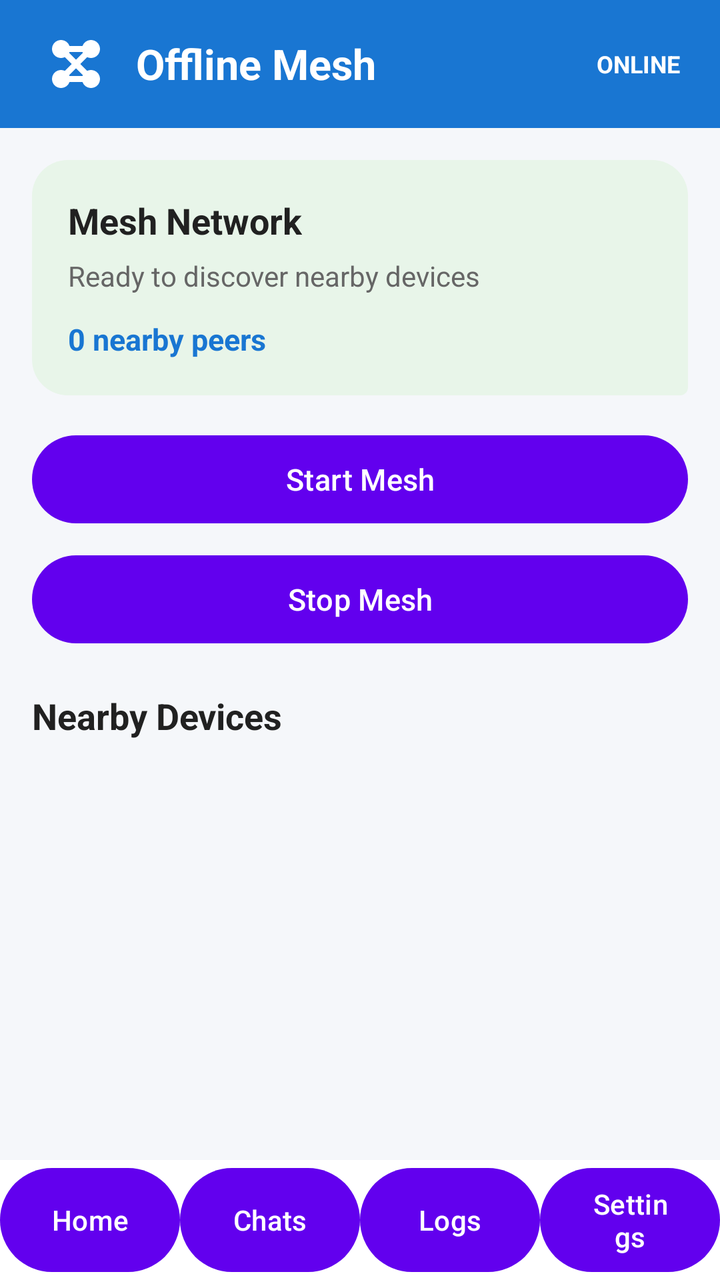
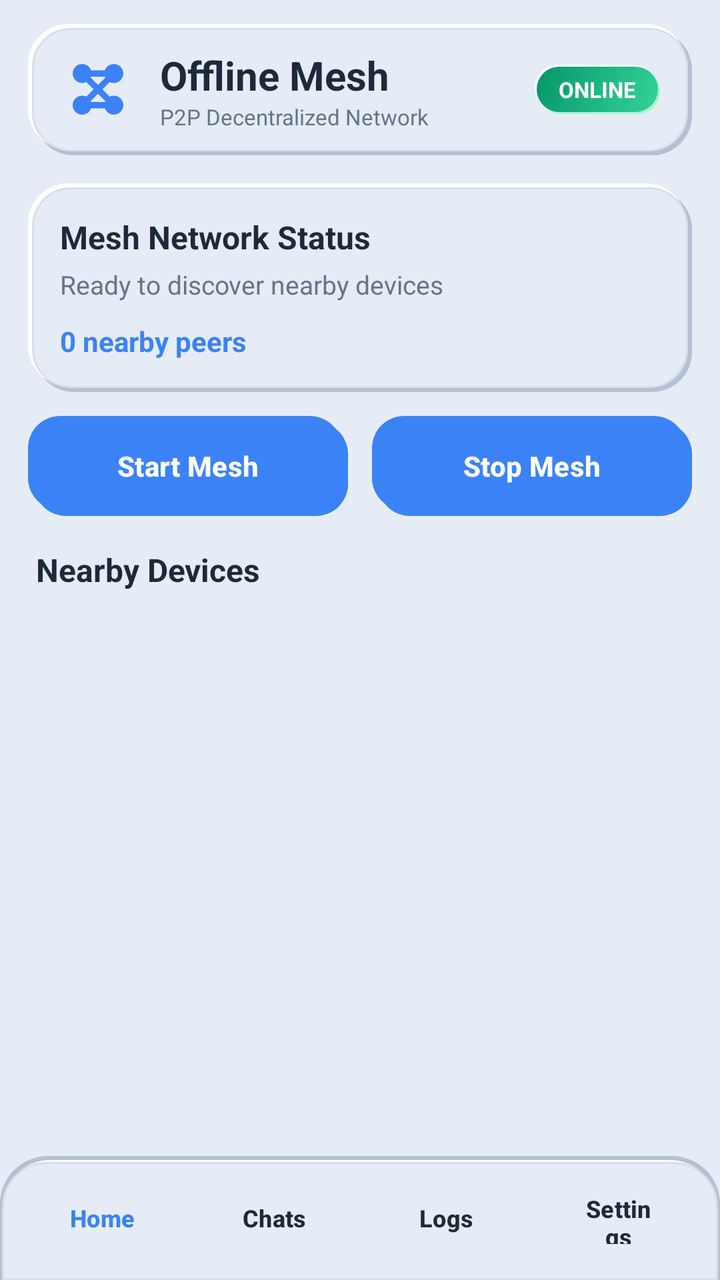

Screens rendered from an Android XML layout before and after an edit, with the pre-edit source and the edit as a unified diff.
<!-- AndroidManifest.xml: application theme Theme.OMC -->
<!-- res/layout/activity_home.xml -->
<?xml version="1.0" encoding="utf-8"?>
<LinearLayout xmlns:android="http://schemas.android.com/apk/res/android"
    android:layout_width="match_parent"
    android:layout_height="match_parent"
    android:orientation="vertical"
    android:background="#F5F7FA">

    
    <LinearLayout
        android:layout_width="match_parent"
        android:layout_height="64dp"
        android:orientation="horizontal"
        android:gravity="center_vertical"
        android:paddingStart="20dp"
        android:paddingEnd="20dp"
        android:background="#1976D2">

        <ImageView
            android:layout_width="36dp"
            android:layout_height="36dp"
            android:src="@drawable/ic_mesh"
            android:contentDescription="Mesh"
            android:tint="#FFFFFF" />

        <TextView
            android:layout_width="0dp"
            android:layout_height="wrap_content"
            android:layout_weight="1"
            android:layout_marginStart="12dp"
            android:text="Offline Mesh"
            android:textColor="#FFFFFF"
            android:textSize="21sp"
            android:textStyle="bold" />

        <TextView
            android:id="@+id/statusText"
            android:layout_width="wrap_content"
            android:layout_height="wrap_content"
            android:text="ONLINE"
            android:textColor="#FFFFFF"
            android:textSize="12sp"
            android:textStyle="bold" />

    </LinearLayout>

    
    <LinearLayout
        android:layout_width="match_parent"
        android:layout_height="wrap_content"
        android:layout_margin="16dp"
        android:padding="18dp"
        android:orientation="vertical"
        android:background="@drawable/bg_message">

        <TextView
            android:layout_width="wrap_content"
            android:layout_height="wrap_content"
            android:text="Mesh Network"
            android:textColor="#212121"
            android:textSize="18sp"
            android:textStyle="bold" />

        <TextView
            android:id="@+id/meshStatusText"
            android:layout_width="wrap_content"
            android:layout_height="wrap_content"
            android:layout_marginTop="6dp"
            android:text="Ready to discover nearby devices"
            android:textColor="#666666"
            android:textSize="14sp" />

        <TextView
            android:id="@+id/peerCountText"
            android:layout_width="wrap_content"
            android:layout_height="wrap_content"
            android:layout_marginTop="12dp"
            android:text="0 nearby peers"
            android:textColor="#1976D2"
            android:textSize="15sp"
            android:textStyle="bold" />

    </LinearLayout>

    
    <Button
        android:id="@+id/startMeshButton"
        android:layout_width="match_parent"
        android:layout_height="52dp"
        android:layout_marginStart="16dp"
        android:layout_marginEnd="16dp"
        android:text="Start Mesh"
        android:textSize="15sp" />

    <Button
        android:id="@+id/stopMeshButton"
        android:layout_width="match_parent"
        android:layout_height="52dp"
        android:layout_marginStart="16dp"
        android:layout_marginTop="8dp"
        android:layout_marginEnd="16dp"
        android:text="Stop Mesh"
        android:textSize="15sp" />

    
    <TextView
        android:layout_width="match_parent"
        android:layout_height="wrap_content"
        android:layout_marginStart="16dp"
        android:layout_marginTop="20dp"
        android:layout_marginEnd="16dp"
        android:text="Nearby Devices"
        android:textColor="#212121"
        android:textSize="18sp"
        android:textStyle="bold" />

    <androidx.recyclerview.widget.RecyclerView
        android:id="@+id/peersRecyclerView"
        android:layout_width="match_parent"
        android:layout_height="0dp"
        android:layout_weight="1"
        android:layout_marginTop="8dp"
        android:padding="8dp" />

    
    <LinearLayout
        android:layout_width="match_parent"
        android:layout_height="60dp"
        android:orientation="horizontal"
        android:gravity="center"
        android:background="#FFFFFF">

        <Button
            android:id="@+id/homeButton"
            android:layout_width="0dp"
            android:layout_height="match_parent"
            android:layout_weight="1"
            android:text="Home" />

        <Button
            android:id="@+id/chatsButton"
            android:layout_width="0dp"
            android:layout_height="match_parent"
            android:layout_weight="1"
            android:text="Chats" />

        <Button
            android:id="@+id/logsButton"
            android:layout_width="0dp"
            android:layout_height="match_parent"
            android:layout_weight="1"
            android:text="Logs" />

        <Button
            android:id="@+id/settingsButton"
            android:layout_width="0dp"
            android:layout_height="match_parent"
            android:layout_weight="1"
            android:text="Settings" />

    </LinearLayout>

</LinearLayout>
<!-- resources referenced by this layout -->
<resources>
  <!-- drawable bg_message (drawable) -->
  <?xml version="1.0" encoding="utf-8"?>
  <shape xmlns:android="http://schemas.android.com/apk/res/android"
      android:shape="rectangle">
  
      <solid android:color="#E8F5E9" />
  
      <corners
          android:topLeftRadius="18dp"
          android:topRightRadius="18dp"
          android:bottomLeftRadius="18dp"
          android:bottomRightRadius="4dp" />
  
      <padding
          android:left="14dp"
          android:top="10dp"
          android:right="14dp"
          android:bottom="10dp" />
  
  </shape>
  <style name="Theme.OMC" parent="Theme.Material3.DayNight.NoActionBar">
          <item name="colorPrimary">@color/purple_500</item>
          <item name="colorPrimaryVariant">@color/purple_700</item>
          <item name="colorOnPrimary">@color/white</item>
          <item name="colorSecondary">@color/teal_200</item>
          <item name="colorSecondaryVariant">@color/teal_700</item>
          <item name="colorOnSecondary">@color/black</item>
      </style>
  <color name="purple_500">#FF6200EE</color>
  <color name="purple_700">#FF3700B3</color>
  <color name="white">#FFFFFFFF</color>
  <color name="teal_200">#FF03DAC5</color>
  <color name="teal_700">#FF018786</color>
  <color name="black">#FF000000</color>
  <!-- unchanged entries left out for length: 1 -->
</resources>

<!-- the commit's change to res/layout/activity_home.xml (unified diff, before → after) -->
@@ -3,114 +3,158 @@
     android:layout_width="match_parent"
     android:layout_height="match_parent"
     android:orientation="vertical"
-    android:background="#F5F7FA">
-
-    
-    <LinearLayout
-        android:layout_width="match_parent"
-        android:layout_height="64dp"
+    android:background="@color/neu_background">
+
+    
+    <LinearLayout
+        android:layout_width="match_parent"
+        android:layout_height="wrap_content"
         android:orientation="horizontal"
         android:gravity="center_vertical"
-        android:paddingStart="20dp"
-        android:paddingEnd="20dp"
-        android:background="#1976D2">
+        android:layout_marginStart="14dp"
+        android:layout_marginEnd="14dp"
+        android:layout_marginTop="12dp"
+        android:layout_marginBottom="8dp"
+        android:paddingStart="16dp"
+        android:paddingTop="12dp"
+        android:paddingEnd="16dp"
+        android:paddingBottom="12dp"
+        android:background="@drawable/bg_neu_card">
 
         <ImageView
-            android:layout_width="36dp"
-            android:layout_height="36dp"
+            android:layout_width="38dp"
+            android:layout_height="38dp"
             android:src="@drawable/ic_mesh"
             android:contentDescription="Mesh"
-            android:tint="#FFFFFF" />
-
-        <TextView
+            android:tint="@color/neu_primary" />
+
+        <LinearLayout
             android:layout_width="0dp"
             android:layout_height="wrap_content"
             android:layout_weight="1"
             android:layout_marginStart="12dp"
-            android:text="Offline Mesh"
-            android:textColor="#FFFFFF"
-            android:textSize="21sp"
-            android:textStyle="bold" />
+            android:orientation="vertical">
+
+            <TextView
+                android:layout_width="wrap_content"
+                android:layout_height="wrap_content"
+                android:text="Offline Mesh"
+                android:textColor="@color/neu_text_primary"
+                android:textSize="20sp"
+                android:textStyle="bold" />
+
+            <TextView
+                android:layout_width="wrap_content"
+                android:layout_height="wrap_content"
+                android:text="P2P Decentralized Network"
+                android:textColor="@color/neu_text_secondary"
+                android:textSize="11sp" />
+
+        </LinearLayout>
 
         <TextView
             android:id="@+id/statusText"
             android:layout_width="wrap_content"
             android:layout_height="wrap_content"
+            android:paddingStart="12dp"
+            android:paddingTop="5dp"
+            android:paddingEnd="12dp"
+            android:paddingBottom="5dp"
+            android:background="@drawable/bg_neu_pill_green"
             android:text="ONLINE"
             android:textColor="#FFFFFF"
-            android:textSize="12sp"
-            android:textStyle="bold" />
-
-    </LinearLayout>
-
-    
-    <LinearLayout
-        android:layout_width="match_parent"
-        android:layout_height="wrap_content"
-        android:layout_margin="16dp"
-        android:padding="18dp"
+            android:textSize="11sp"
+            android:textStyle="bold" />
+
+    </LinearLayout>
+
+    
+    <LinearLayout
+        android:layout_width="match_parent"
+        android:layout_height="wrap_content"
+        android:layout_marginStart="14dp"
+        android:layout_marginEnd="14dp"
+        android:layout_marginTop="6dp"
+        android:layout_marginBottom="8dp"
+        android:padding="16dp"
         android:orientation="vertical"
-        android:background="@drawable/bg_message">
-
-        <TextView
-            android:layout_width="wrap_content"
-            android:layout_height="wrap_content"
-            android:text="Mesh Network"
-            android:textColor="#212121"
-            android:textSize="18sp"
+        android:background="@drawable/bg_neu_card">
+
+        <TextView
+            android:layout_width="wrap_content"
+            android:layout_height="wrap_content"
+            android:text="Mesh Network Status"
+            android:textColor="@color/neu_text_primary"
+            android:textSize="16sp"
             android:textStyle="bold" />
 
         <TextView
             android:id="@+id/meshStatusText"
             android:layout_width="wrap_content"
             android:layout_height="wrap_content"
-            android:layout_marginTop="6dp"
+            android:layout_marginTop="4dp"
             android:text="Ready to discover nearby devices"
-            android:textColor="#666666"
-            android:textSize="14sp" />
+            android:textColor="@color/neu_text_secondary"
+            android:textSize="13sp" />
 
         <TextView
             android:id="@+id/peerCountText"
             android:layout_width="wrap_content"
             android:layout_height="wrap_content"
-            android:layout_marginTop="12dp"
+            android:layout_marginTop="10dp"
             android:text="0 nearby peers"
-            android:textColor="#1976D2"
-            android:textSize="15sp"
-            android:textStyle="bold" />
-
-    </LinearLayout>
-
-    
-    <Button
-        android:id="@+id/startMeshButton"
-        android:layout_width="match_parent"
-        android:layout_height="52dp"
-        android:layout_marginStart="16dp"
-        android:layout_marginEnd="16dp"
-        android:text="Start Mesh"
-        android:textSize="15sp" />
-
-    <Button
-        android:id="@+id/stopMeshButton"
-        android:layout_width="match_parent"
-        android:layout_height="52dp"
-        android:layout_marginStart="16dp"
+            android:textColor="@color/neu_primary"
+            android:textSize="14sp"
+            android:textStyle="bold" />
+
+    </LinearLayout>
+
+    
+    <LinearLayout
+        android:layout_width="match_parent"
+        android:layout_height="wrap_content"
+        android:orientation="horizontal"
+        android:layout_marginStart="14dp"
+        android:layout_marginEnd="14dp"
+        android:layout_marginTop="4dp"
+        android:layout_marginBottom="8dp">
+
+        <Button
+            android:id="@+id/startMeshButton"
+            android:layout_width="0dp"
+            android:layout_height="50dp"
+            android:layout_weight="1"
+            android:layout_marginEnd="6dp"
+            android:background="@drawable/bg_neu_button_primary"
+            android:text="Start Mesh"
+            android:textColor="#FFFFFF"
+            android:textSize="14sp"
+            android:textStyle="bold" />
+
+        <Button
+            android:id="@+id/stopMeshButton"
+            android:layout_width="0dp"
+            android:layout_height="50dp"
+            android:layout_weight="1"
+            android:layout_marginStart="6dp"
+            android:background="@drawable/bg_neu_button_danger"
+            android:text="Stop Mesh"
+            android:textColor="#FFFFFF"
+            android:textSize="14sp"
+            android:textStyle="bold" />
+
+    </LinearLayout>
+
+    
+    <TextView
+        android:layout_width="match_parent"
+        android:layout_height="wrap_content"
+        android:layout_marginStart="18dp"
         android:layout_marginTop="8dp"
-        android:layout_marginEnd="16dp"
-        android:text="Stop Mesh"
-        android:textSize="15sp" />
-
-    
-    <TextView
-        android:layout_width="match_parent"
-        android:layout_height="wrap_content"
-        android:layout_marginStart="16dp"
-        android:layout_marginTop="20dp"
-        android:layout_marginEnd="16dp"
+        android:layout_marginEnd="18dp"
         android:text="Nearby Devices"
-        android:textColor="#212121"
-        android:textSize="18sp"
+        android:textColor="@color/neu_text_primary"
+        android:textSize="16sp"
         android:textStyle="bold" />
 
     <androidx.recyclerview.widget.RecyclerView
@@ -118,44 +162,68 @@
         android:layout_width="match_parent"
         android:layout_height="0dp"
         android:layout_weight="1"
-        android:layout_marginTop="8dp"
-        android:padding="8dp" />
-
-    
-    <LinearLayout
-        android:layout_width="match_parent"
-        android:layout_height="60dp"
+        android:layout_marginTop="4dp"
+        android:paddingStart="8dp"
+        android:paddingEnd="8dp"
+        android:clipToPadding="false" />
+
+    
+    <LinearLayout
+        android:layout_width="match_parent"
+        android:layout_height="62dp"
         android:orientation="horizontal"
         android:gravity="center"
-        android:background="#FFFFFF">
+        android:paddingStart="8dp"
+        android:paddingEnd="8dp"
+        android:background="@drawable/bg_neu_nav_dock">
 
         <Button
             android:id="@+id/homeButton"
             android:layout_width="0dp"
-            android:layout_height="match_parent"
-            android:layout_weight="1"
-            android:text="Home" />
+            android:layout_height="46dp"
+            android:layout_weight="1"
+            android:layout_margin="2dp"
+            android:background="@drawable/bg_neu_nav_item"
+            android:text="Home"
+            android:textColor="@color/neu_primary"
+            android:textSize="12sp"
+            android:textStyle="bold" />
 
         <Button
             android:id="@+id/chatsButton"
             android:layout_width="0dp"
-            android:layout_height="match_parent"
-            android:layout_weight="1"
-            android:text="Chats" />
+            android:layout_height="46dp"
+            android:layout_weight="1"
+            android:layout_margin="2dp"
+            android:background="@drawable/bg_neu_nav_item"
+            android:text="Chats"
+            android:textColor="@color/neu_text_primary"
+            android:textSize="12sp"
+            android:textStyle="bold" />
 
         <Button
             android:id="@+id/logsButton"
             android:layout_width="0dp"
-            android:layout_height="match_parent"
-            android:layout_weight="1"
-            android:text="Logs" />
+            android:layout_height="46dp"
+            android:layout_weight="1"
+            android:layout_margin="2dp"
+            android:background="@drawable/bg_neu_nav_item"
+            android:text="Logs"
+            android:textColor="@color/neu_text_primary"
+            android:textSize="12sp"
+            android:textStyle="bold" />
 
         <Button
             android:id="@+id/settingsButton"
             android:layout_width="0dp"
-            android:layout_height="match_parent"
-            android:layout_weight="1"
-            android:text="Settings" />
+            android:layout_height="46dp"
+            android:layout_weight="1"
+            android:layout_margin="2dp"
+            android:background="@drawable/bg_neu_nav_item"
+            android:text="Settings"
+            android:textColor="@color/neu_text_primary"
+            android:textSize="12sp"
+            android:textStyle="bold" />
 
     </LinearLayout>
 
<!-- resource entries referenced after the edit -->
@@ -1,39 +1,358 @@
 <!-- resources referenced by this layout -->
 <resources>
-  <!-- drawable bg_message (drawable) -->
-  <?xml version="1.0" encoding="utf-8"?>
-  <shape xmlns:android="http://schemas.android.com/apk/res/android"
-      android:shape="rectangle">
-  
-      <solid android:color="#E8F5E9" />
-  
-      <corners
-          android:topLeftRadius="18dp"
-          android:topRightRadius="18dp"
-          android:bottomLeftRadius="18dp"
-          android:bottomRightRadius="4dp" />
-  
-      <padding
-          android:left="14dp"
-          android:top="10dp"
-          android:right="14dp"
-          android:bottom="10dp" />
-  
-  </shape>
+  <color name="neu_background">#E6ECF5</color>
+  <color name="neu_primary">#3B82F6</color>
+  <color name="neu_text_primary">#1E293B</color>
+  <color name="neu_text_secondary">#64748B</color>
+  <!-- drawable bg_neu_button_danger (drawable) -->
+  <?xml version="1.0" encoding="utf-8"?>
+  <selector xmlns:android="http://schemas.android.com/apk/res/android">
+      <item android:state_pressed="true" android:drawable="@drawable/bg_neu_btn_danger_pressed" />
+      <item android:state_enabled="false">
+          <shape android:shape="rectangle">
+              <corners android:radius="16dp" />
+              <solid android:color="#CBD5E1" />
+          </shape>
+      </item>
+      <item android:drawable="@drawable/bg_neu_btn_danger_normal" />
+  </selector>
+  <!-- drawable bg_neu_button_primary (drawable) -->
+  <?xml version="1.0" encoding="utf-8"?>
+  <selector xmlns:android="http://schemas.android.com/apk/res/android">
+      <item android:state_pressed="true" android:drawable="@drawable/bg_neu_btn_primary_pressed" />
+      <item android:state_enabled="false">
+          <shape android:shape="rectangle">
+              <corners android:radius="16dp" />
+              <solid android:color="#CBD5E1" />
+          </shape>
+      </item>
+      <item android:drawable="@drawable/bg_neu_btn_primary_normal" />
+  </selector>
+  <!-- drawable bg_neu_card (drawable) -->
+  <?xml version="1.0" encoding="utf-8"?>
+  <layer-list xmlns:android="http://schemas.android.com/apk/res/android">
+      
+      <item
+          android:left="3dp"
+          android:top="3dp"
+          android:right="0dp"
+          android:bottom="0dp">
+          <shape android:shape="rectangle">
+              <corners android:radius="20dp" />
+              <solid android:color="@color/neu_dark_shadow" />
+          </shape>
+      </item>
+  
+      
+      <item
+          android:left="0dp"
+          android:top="0dp"
+          android:right="3dp"
+          android:bottom="3dp">
+          <shape android:shape="rectangle">
+              <corners android:radius="20dp" />
+              <solid android:color="@color/neu_light_shadow" />
+          </shape>
+      </item>
+  
+      
+      <item
+          android:left="2dp"
+          android:top="2dp"
+          android:right="2dp"
+          android:bottom="2dp">
+          <shape android:shape="rectangle">
+              <corners android:radius="19dp" />
+              <solid android:color="@color/neu_surface" />
+              <stroke
+                  android:width="1dp"
+                  android:color="@color/neu_border" />
+          </shape>
+      </item>
+  </layer-list>
+  <!-- drawable bg_neu_nav_dock (drawable) -->
+  <?xml version="1.0" encoding="utf-8"?>
+  <layer-list xmlns:android="http://schemas.android.com/apk/res/android">
+      
+      <item
+          android:left="0dp"
+          android:top="0dp"
+          android:right="0dp"
+          android:bottom="0dp">
+          <shape android:shape="rectangle">
+              <corners
+                  android:topLeftRadius="24dp"
+                  android:topRightRadius="24dp" />
+              <solid android:color="@color/neu_dark_shadow" />
+          </shape>
+      </item>
+  
+      
+      <item
+          android:left="2dp"
+          android:top="2dp"
+          android:right="2dp"
+          android:bottom="0dp">
+          <shape android:shape="rectangle">
+              <corners
+                  android:topLeftRadius="23dp"
+                  android:topRightRadius="23dp" />
+              <solid android:color="@color/neu_light_shadow" />
+          </shape>
+      </item>
+  
+      
+      <item
+          android:left="1dp"
+          android:top="3dp"
+          android:right="1dp"
+          android:bottom="0dp">
+          <shape android:shape="rectangle">
+              <corners
+                  android:topLeftRadius="22dp"
+                  android:topRightRadius="22dp" />
+              <solid android:color="@color/neu_surface" />
+              <stroke
+                  android:width="1dp"
+                  android:color="@color/neu_border" />
+          </shape>
+      </item>
+  </layer-list>
+  <!-- drawable bg_neu_nav_item (drawable) -->
+  <?xml version="1.0" encoding="utf-8"?>
+  <selector xmlns:android="http://schemas.android.com/apk/res/android">
+      <item android:state_pressed="true" android:drawable="@drawable/bg_neu_nav_item_selected" />
+      <item android:state_selected="true" android:drawable="@drawable/bg_neu_nav_item_selected" />
+      <item>
+          <shape android:shape="rectangle">
+              <corners android:radius="14dp" />
+              <solid android:color="@android:color/transparent" />
+          </shape>
+      </item>
+  </selector>
+  <!-- drawable bg_neu_pill_green (drawable) -->
+  <?xml version="1.0" encoding="utf-8"?>
+  <layer-list xmlns:android="http://schemas.android.com/apk/res/android">
+      <item
+          android:left="2dp"
+          android:top="2dp"
+          android:right="0dp"
+          android:bottom="0dp">
+          <shape android:shape="rectangle">
+              <corners android:radius="50dp" />
+              <solid android:color="#A7F3D0" />
+          </shape>
+      </item>
+  
+      <item
+          android:left="0dp"
+          android:top="0dp"
+          android:right="2dp"
+          android:bottom="2dp">
+          <shape android:shape="rectangle">
+              <corners android:radius="50dp" />
+              <solid android:color="@color/neu_light_shadow" />
+          </shape>
+      </item>
+  
+      <item
+          android:left="1dp"
+          android:top="1dp"
+          android:right="1dp"
+          android:bottom="1dp">
+          <shape android:shape="rectangle">
+              <corners android:radius="50dp" />
+              <gradient
+                  android:angle="135"
+                  android:startColor="#34D399"
+                  android:endColor="#059669"
+                  android:type="linear" />
+          </shape>
+      </item>
+  </layer-list>
   <style name="Theme.OMC" parent="Theme.Material3.DayNight.NoActionBar">
-          <item name="colorPrimary">@color/purple_500</item>
-          <item name="colorPrimaryVariant">@color/purple_700</item>
-          <item name="colorOnPrimary">@color/white</item>
-          <item name="colorSecondary">@color/teal_200</item>
-          <item name="colorSecondaryVariant">@color/teal_700</item>
-          <item name="colorOnSecondary">@color/black</item>
+          <item name="colorPrimary">@color/neu_primary</item>
+          <item name="colorPrimaryVariant">@color/neu_primary_dark</item>
+          <item name="colorOnPrimary">@color/neu_text_on_primary</item>
+          <item name="colorSecondary">@color/neu_primary_light</item>
+          <item name="colorSecondaryVariant">@color/neu_primary_dark</item>
+          <item name="colorOnSecondary">@color/neu_text_primary</item>
+          <item name="android:windowBackground">@color/neu_background</item>
+          <item name="android:colorBackground">@color/neu_background</item>
+          <item name="android:statusBarColor">@color/neu_background</item>
+          <item name="android:windowLightStatusBar">true</item>
+          <item name="android:navigationBarColor">@color/neu_background</item>
       </style>
-  <color name="purple_500">#FF6200EE</color>
-  <color name="purple_700">#FF3700B3</color>
-  <color name="white">#FFFFFFFF</color>
-  <color name="teal_200">#FF03DAC5</color>
-  <color name="teal_700">#FF018786</color>
-  <color name="black">#FF000000</color>
+  <!-- drawable bg_neu_btn_danger_pressed (drawable) -->
+  <?xml version="1.0" encoding="utf-8"?>
+  <layer-list xmlns:android="http://schemas.android.com/apk/res/android">
+      <item>
+          <shape android:shape="rectangle">
+              <corners android:radius="16dp" />
+              <solid android:color="#991B1B" />
+          </shape>
+      </item>
+  
+      <item
+          android:left="2dp"
+          android:top="2dp"
+          android:right="1dp"
+          android:bottom="1dp">
+          <shape android:shape="rectangle">
+              <corners android:radius="15dp" />
+              <gradient
+                  android:angle="135"
+                  android:startColor="#B91C1C"
+                  android:endColor="#DC2626"
+                  android:type="linear" />
+          </shape>
+      </item>
+  </layer-list>
+  <!-- drawable bg_neu_btn_danger_normal (drawable) -->
+  <?xml version="1.0" encoding="utf-8"?>
+  <layer-list xmlns:android="http://schemas.android.com/apk/res/android">
+      
+      <item
+          android:left="3dp"
+          android:top="3dp"
+          android:right="0dp"
+          android:bottom="0dp">
+          <shape android:shape="rectangle">
+              <corners android:radius="16dp" />
+              <solid android:color="#FECACA" />
+          </shape>
+      </item>
+  
+      
+      <item
+          android:left="0dp"
+          android:top="0dp"
+          android:right="3dp"
+          android:bottom="3dp">
+          <shape android:shape="rectangle">
+              <corners android:radius="16dp" />
+              <solid android:color="@color/neu_light_shadow" />
+          </shape>
+      </item>
+  
+      
+      <item
+          android:left="2dp"
+          android:top="2dp"
+          android:right="2dp"
+          android:bottom="2dp">
+          <shape android:shape="rectangle">
+              <corners android:radius="15dp" />
+              <gradient
+                  android:angle="135"
+                  android:startColor="#F87171"
+                  android:centerColor="@color/neu_accent_red"
+                  android:endColor="#DC2626"
+                  android:type="linear" />
+          </shape>
+      </item>
+  </layer-list>
+  <!-- drawable bg_neu_btn_primary_pressed (drawable) -->
+  <?xml version="1.0" encoding="utf-8"?>
+  <layer-list xmlns:android="http://schemas.android.com/apk/res/android">
+      <item>
+          <shape android:shape="rectangle">
+              <corners android:radius="16dp" />
+              <solid android:color="@color/neu_primary_dark" />
+          </shape>
+      </item>
+  
+      <item
+          android:left="2dp"
+          android:top="2dp"
+          android:right="1dp"
+          android:bottom="1dp">
+          <shape android:shape="rectangle">
+              <corners android:radius="15dp" />
+              <gradient
+                  android:angle="135"
+                  android:startColor="@color/neu_primary_dark"
+                  android:endColor="@color/neu_primary"
+                  android:type="linear" />
+          </shape>
+      </item>
+  </layer-list>
+  <!-- drawable bg_neu_btn_primary_normal (drawable) -->
+  <?xml version="1.0" encoding="utf-8"?>
+  <layer-list xmlns:android="http://schemas.android.com/apk/res/android">
+      
+      <item
+          android:left="3dp"
+          android:top="3dp"
+          android:right="0dp"
+          android:bottom="0dp">
+          <shape android:shape="rectangle">
+              <corners android:radius="16dp" />
+              <solid android:color="@color/neu_primary_shadow" />
+          </shape>
+      </item>
+  
+      
+      <item
+          android:left="0dp"
+          android:top="0dp"
+          android:right="3dp"
+          android:bottom="3dp">
+          <shape android:shape="rectangle">
+              <corners android:radius="16dp" />
+              <solid android:color="@color/neu_light_shadow" />
+          </shape>
+      </item>
+  
+      
+      <item
+          android:left="2dp"
+          android:top="2dp"
+          android:right="2dp"
+          android:bottom="2dp">
+          <shape android:shape="rectangle">
+              <corners android:radius="15dp" />
+              <gradient
+                  android:angle="135"
+                  android:startColor="@color/neu_primary_light"
+                  android:centerColor="@color/neu_primary"
+                  android:endColor="@color/neu_primary_dark"
+                  android:type="linear" />
+          </shape>
+      </item>
+  </layer-list>
+  <color name="neu_dark_shadow">#B4C1D4</color>
+  <color name="neu_light_shadow">#FFFFFF</color>
+  <color name="neu_surface">#E6ECF5</color>
+  <color name="neu_border">#D6DFEB</color>
+  <!-- drawable bg_neu_nav_item_selected (drawable) -->
+  <?xml version="1.0" encoding="utf-8"?>
+  <layer-list xmlns:android="http://schemas.android.com/apk/res/android">
+      <item>
+          <shape android:shape="rectangle">
+              <corners android:radius="14dp" />
+              <solid android:color="@color/neu_inset_shadow" />
+          </shape>
+      </item>
+  
+      <item
+          android:left="1dp"
+          android:top="1dp"
+          android:right="1dp"
+          android:bottom="1dp">
+          <shape android:shape="rectangle">
+              <corners android:radius="13dp" />
+              <solid android:color="@color/neu_inset_bg" />
+          </shape>
+      </item>
+  </layer-list>
+  <color name="neu_primary_dark">#1D4ED8</color>
+  <color name="neu_text_on_primary">#FFFFFF</color>
+  <color name="neu_primary_light">#60A5FA</color>
+  <color name="neu_accent_red">#EF4444</color>
+  <color name="neu_primary_shadow">#93C5FD</color>
+  <color name="neu_inset_shadow">#C3CFDF</color>
+  <color name="neu_inset_bg">#DFE5EE</color>
   <!-- unchanged entries left out for length: 1 -->
 </resources>
 
